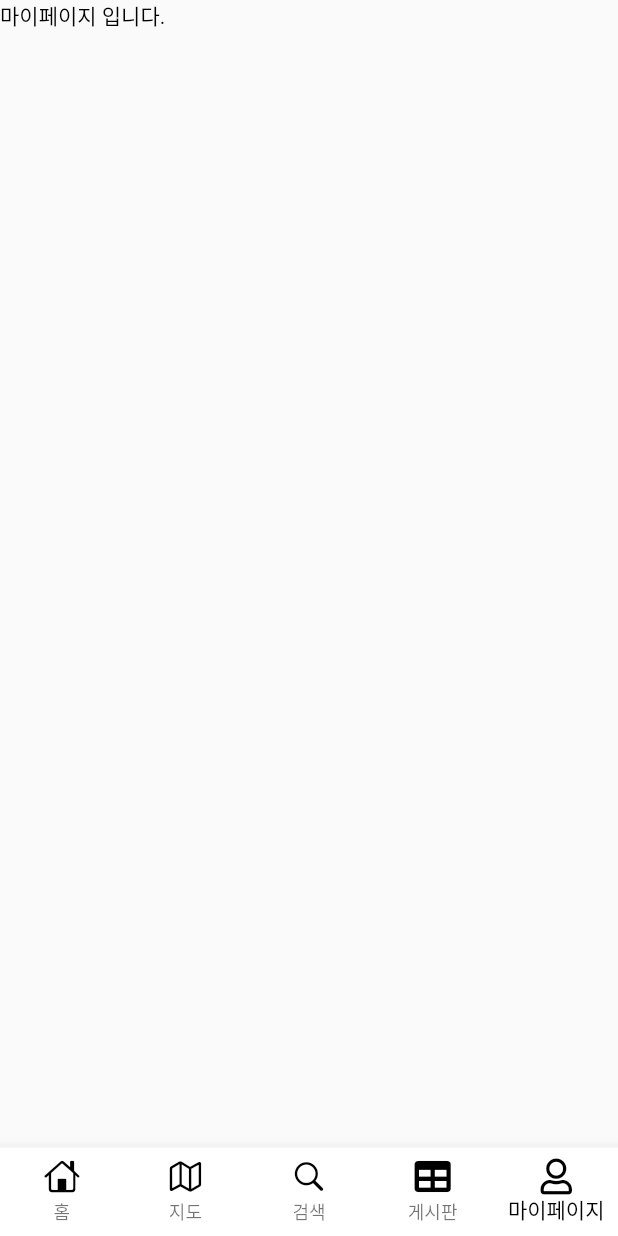
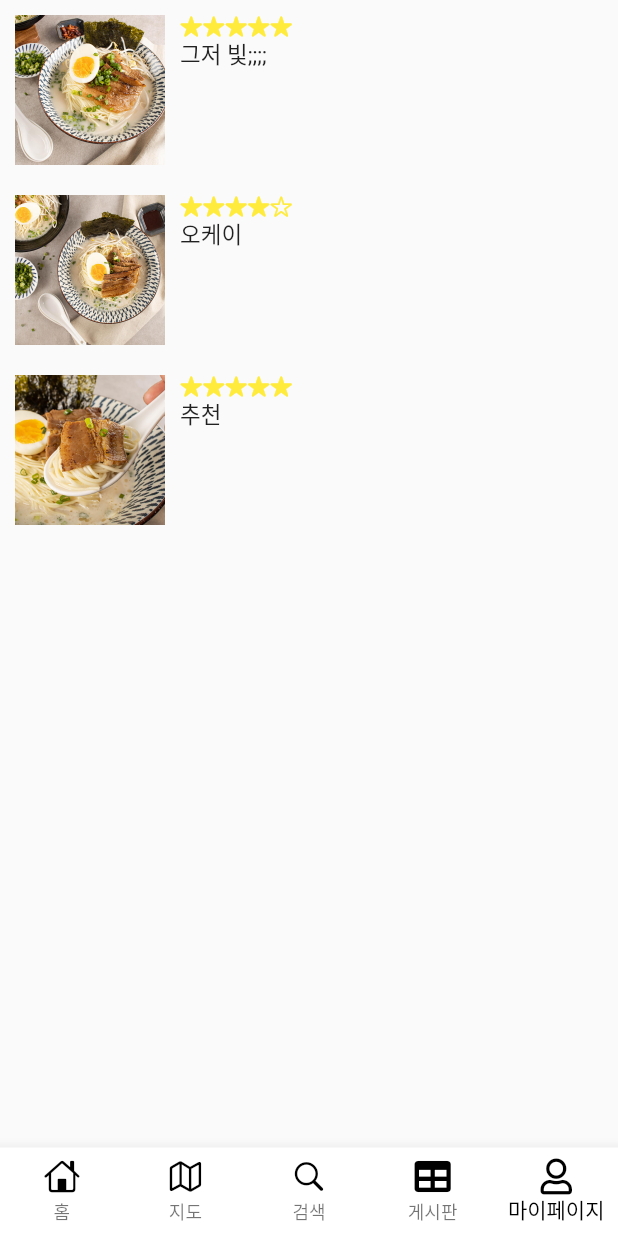
Before and after one commit to tlswodn205/mubwara, a Flutter app: the screen it shows after launch, item 5 of the bottom bar chosen, on a phone screen of 412 x 824 dp. Run offline on Flutter 3.47's test engine with Material 2 defaults, Android fonts, the light colour scheme and no system bars; our stand-ins replace firebase_core, flutter_riverpod, font_awesome_flutter; accounts and stored records are empty.

Commit message:
리뷰완성

```diff
--- a/lib/domain/review/review.dart
+++ b/lib/domain/review/review.dart
@@ -0,0 +1,43 @@
+class Review {
+  int review_id;
+  int customer_id;
+  int shop_id;
+  int review_score;
+  String content;
+  String image;
+
+  Review(
+      {required this.review_id,
+      required this.customer_id,
+      required this.shop_id,
+      required this.review_score,
+      required this.content,
+      required this.image});
+}
+
+List<Review> reviewList = [
+  Review(
+    review_id: 1,
+    customer_id: 1,
+    shop_id: 1,
+    review_score: 5,
+    content: "그저 빛;;;;",
+    image: "food1.jpg",
+  ),
+  Review(
+    review_id: 2,
+    customer_id: 2,
+    shop_id: 1,
+    review_score: 4,
+    content: "오케이",
+    image: "food2.jpg",
+  ),
+  Review(
+    review_id: 3,
+    customer_id: 3,
+    shop_id: 1,
+    review_score: 5,
+    content: "추천",
+    image: "food3.jpg",
+  ),
+];
--- /dev/null
+++ b/lib/views/component/review_list.dart
@@ -0,0 +1,17 @@
+import 'package:flutter/material.dart';
+import 'package:mubwara/domain/review/review.dart';
+import 'package:mubwara/views/component/review_list_item.dart';
+
+class ReviewList extends StatelessWidget {
+  const ReviewList({Key? key}) : super(key: key);
+
+  @override
+  Widget build(BuildContext context) {
+    return ListView.builder(
+      itemCount: reviewList.length,
+      itemBuilder: (context, index) {
+        return ReviewListItem(listIndex: index);
+      },
+    );
+  }
+}
--- /dev/null
+++ b/lib/views/component/review_list_item.dart
@@ -0,0 +1,53 @@
+import 'package:flutter/cupertino.dart';
+import 'package:flutter/material.dart';
+import 'package:mubwara/views/component/review_star_make.dart';
+
+import '../../domain/review/review.dart';
+
+class ReviewListItem extends StatelessWidget {
+  const ReviewListItem({required this.listIndex, Key? key}) : super(key: key);
+  final int listIndex;
+
+  @override
+  Widget build(BuildContext context) {
+    return GestureDetector(
+      child: Padding(
+        padding: const EdgeInsets.all(10.0),
+        child: Container(
+          child: Row(
+            children: [
+              Container(
+                child: Center(
+                  child: Image.asset(
+                    'assets/images/review/${reviewList[listIndex].image}',
+                    width: 100,
+                    height: 100,
+                    fit: BoxFit.fill,
+                  ),
+                ),
+              ),
+              SizedBox(
+                width: 10,
+              ),
+              Container(
+                height: 100,
+                child: Column(
+                  mainAxisAlignment: MainAxisAlignment.start,
+                  crossAxisAlignment: CrossAxisAlignment.start,
+                  children: [
+                    ReviewStarMake(
+                        review_score: reviewList[listIndex].review_score),
+                    Text(
+                      reviewList[listIndex].content,
+                      style: TextStyle(fontSize: 15),
+                    ),
+                  ],
+                ),
+              ),
+            ],
+          ),
+        ),
+      ),
+    );
+  }
+}
--- /dev/null
+++ b/lib/views/component/review_star_make.dart
@@ -0,0 +1,27 @@
+import 'package:flutter/cupertino.dart';
+import 'package:flutter/material.dart';
+
+class ReviewStarMake extends StatelessWidget {
+  const ReviewStarMake({required this.review_score, Key? key})
+      : super(key: key);
+  final int review_score;
+  @override
+  Widget build(BuildContext context) {
+    return Row(
+      children: [
+        for (int i = 0; i < review_score; i++)
+          (Icon(
+            CupertinoIcons.star_fill,
+            size: 15,
+            color: Colors.yellow,
+          )),
+        for (int i = 0; i < 5 - review_score; i++)
+          (Icon(
+            CupertinoIcons.star,
+            size: 15,
+            color: Colors.yellow,
+          )),
+      ],
+    );
+  }
+}
--- /dev/null
+++ b/lib/views/component/shop_list.dart
@@ -0,0 +1,17 @@
+import 'package:flutter/material.dart';
+import 'package:mubwara/domain/review/review.dart';
+import 'package:mubwara/views/component/review_list_item.dart';
+
+class ReviewList extends StatelessWidget {
+  const ReviewList({Key? key}) : super(key: key);
+
+  @override
+  Widget build(BuildContext context) {
+    return ListView.builder(
+      itemCount: reviewList.length,
+      itemBuilder: (context, index) {
+        return ReviewListItem(listIndex: index);
+      },
+    );
+  }
+}
--- a/lib/views/page/main_page/main_page.dart
+++ b/lib/views/page/main_page/main_page.dart
@@ -1,6 +1,5 @@
-import 'package:flutter/cupertino.dart';
 import 'package:flutter/material.dart';
-import 'component/bottom_nav_bar.dart';
+import '../../component/bottom_nav_bar.dart';
 import 'component/main_body.dart';
 
 class MainPage extends StatefulWidget {
--- a/lib/views/page/my_page/my_page.dart
+++ b/lib/views/page/my_page/my_page.dart
@@ -1,15 +1,12 @@
 import 'package:flutter/material.dart';
+
+import '../../component/review_list.dart';
 
 class MyPage extends StatelessWidget {
   const MyPage({Key? key}) : super(key: key);
 
   @override
   Widget build(BuildContext context) {
-    return Container(
-      child: Text(
-        "마이페이지 입니다.",
-        style: TextStyle(color: Colors.black),
-      ),
-    );
+    return Container(child: ReviewList());
   }
 }
--- a/pubspec.yaml
+++ b/pubspec.yaml
@@ -67,7 +67,7 @@ flutter:
 
   # To add assets to your application, add an assets section, like this:
   assets:
-    - assets/
+   - assets/images/review/
   #   - images/a_dot_ham.jpeg
 
   # An image asset can refer to one or more resolution-specific "variants", see
```
Also changed, not shown: lib/dto/response/shop_resp_dto.dart (+55 -0 lines), assets/images/review/food1.jpg (added), assets/images/review/food2.jpg (added), assets/images/review/food3.jpg (added), lib/views/component/bottom_nav_bar.dart (renamed from lib/views/page/main_page/component/bottom_nav_bar.dart).
